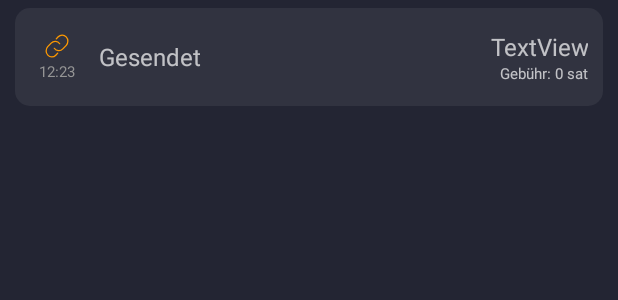
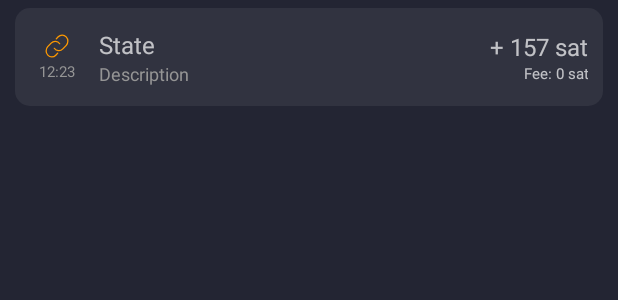
Before and after one commit to LN-Zap/zap-android, an Android app: the layout history_list_element_transaction.xml on its own in the app's theme, with its tools: preview values and no code run, on a phone screen of 412 x 824 dp. Shown: the top 300 px of the screen. Run offline under Robolectric (Android 15) with nearby library versions, the phone set to English and light mode, and no system bars.

Commit message:
lots of small changes
- transaction history is now requested at correct position
- shorter texts on transaction history
- long descriptions get cut off with "..." on transaction history
- transaction items on history are now clickable and have a press animation
- lnPayments and on chain transactions now also have a description field available for future use
- Internal is now translated
- some refactoring

```diff
--- a/app/src/main/java/ln_zap/zap/fragments/WalletFragment.java
+++ b/app/src/main/java/ln_zap/zap/fragments/WalletFragment.java
@@ -231,8 +231,6 @@ public class WalletFragment extends Fragment implements SharedPreferences.OnShar
 
             Wallet.getInstance().fetchBalanceFromLND();
 
-            // ToDO: The history does not have to be fetched every time. Remove this later
-            Wallet.getInstance().fetchLNDTransactionHistory();
         }
 
         return view;
--- /dev/null
+++ b/app/src/main/res/drawable-v21/bg_history_item.xml
@@ -0,0 +1,5 @@
+<?xml version="1.0" encoding="utf-8"?>
+<ripple xmlns:android="http://schemas.android.com/apk/res/android"
+    android:color="@color/seaBlueGradient2">
+    <item android:drawable="@drawable/rounded_rectangle_seablue" />
+</ripple>
--- a/app/src/main/res/layout/history_list_element_transaction.xml
+++ b/app/src/main/res/layout/history_list_element_transaction.xml
@@ -1,13 +1,14 @@
 <?xml version="1.0" encoding="utf-8"?>
 <LinearLayout xmlns:android="http://schemas.android.com/apk/res/android"
     xmlns:app="http://schemas.android.com/apk/res-auto"
+    android:id="@+id/transactionRootView"
     android:layout_width="match_parent"
     android:layout_height="65dp"
     android:layout_marginStart="10dp"
     android:layout_marginTop="5dp"
     android:layout_marginEnd="10dp"
     android:layout_marginBottom="5dp"
-    android:background="@drawable/rounded_rectangle_seablue"
+    android:background="@drawable/bg_history_item"
     android:gravity="center_vertical"
     android:orientation="horizontal"
     android:paddingStart="5dp"
@@ -43,14 +44,35 @@
             android:textSize="10sp" />
     </LinearLayout>
 
-    <TextView
-        android:id="@+id/transactionType"
-        android:layout_width="wrap_content"
+    <LinearLayout
+        android:layout_width="160dp"
         android:layout_height="wrap_content"
-        android:layout_gravity="center_vertical"
-        android:paddingStart="5dp"
-        android:text="Gesendet"
-        android:textSize="16sp" />
+        android:layout_weight="0"
+        android:orientation="vertical"
+        android:paddingStart="5dp">
+
+        <TextView
+            android:id="@+id/transactionState"
+            android:layout_width="160dp"
+            android:layout_height="wrap_content"
+            android:layout_gravity="center_vertical"
+            android:ellipsize="end"
+            android:maxLines="1"
+            android:text="State"
+            android:textSize="16sp" />
+
+        <TextView
+            android:id="@+id/transactionDescription"
+            android:layout_width="wrap_content"
+            android:layout_height="wrap_content"
+            android:layout_gravity="center_vertical"
+            android:ellipsize="end"
+            android:maxLines="1"
+            android:text="Description"
+            android:textColor="@color/gray"
+            android:textSize="12sp"
+            android:visibility="visible" />
+    </LinearLayout>
 
     <LinearLayout
         android:layout_width="wrap_content"
@@ -62,7 +84,7 @@
             android:id="@+id/transactionAmount"
             android:layout_width="match_parent"
             android:layout_height="wrap_content"
-            android:text="TextView"
+            android:text="+ 157 sat"
             android:textAlignment="textEnd"
             android:textSize="16sp" />
 
@@ -70,7 +92,7 @@
             android:id="@+id/transactionFeeAmount"
             android:layout_width="match_parent"
             android:layout_height="wrap_content"
-            android:text="Gebühr: 0 sat"
+            android:text="Fee: 0 sat"
             android:textAlignment="textEnd"
             android:textSize="10sp" />
     </LinearLayout>
--- a/app/src/main/res/values/colors.xml
+++ b/app/src/main/res/values/colors.xml
@@ -3,6 +3,7 @@
     <color name="deepSeaBlue">#232533</color>
     <color name="seaBlue">#313340</color>
     <color name="seaBlueGradient">#353745</color>
+    <color name="seaBlueGradient2">#414354</color>
     <color name="lightningOrange">#FD9800</color>
     <color name="lightningOrangeGradient">#FFBD59</color>
     <color name="superGreen">#3EE673</color>
--- a/app/src/main/res/values/strings.xml
+++ b/app/src/main/res/values/strings.xml
@@ -99,8 +99,10 @@
 
 
     <!-- //////////////// Payment Details //////////////////// -->
-    <string name="requested_payment">Requested payment</string>
-    <string name="request_expired">Request expired</string>
+
+    <string name="requested_payment">Requested</string>
+    <string name="request_expired">Expired</string>
+    <string name="internal">Internal</string>
 
 
     <!-- //////////////// Welcome //////////////////// -->
```
Also changed, not shown: app/src/main/java/ln_zap/zap/HomeActivity.java (+8 -1 lines), app/src/main/java/ln_zap/zap/historyList/LnInvoiceViewHolder.java (+15 -19 lines), app/src/main/java/ln_zap/zap/historyList/LnPaymentViewHolder.java (+20 -2 lines), app/src/main/java/ln_zap/zap/historyList/TransactionViewHolder.java (+19 -5 lines), app/src/main/res/layout/history_list_element_ln_invoice.xml (+10 -6 lines), app/src/main/res/layout/history_list_element_ln_payment.xml (+32 -10 lines), 1 other file.
